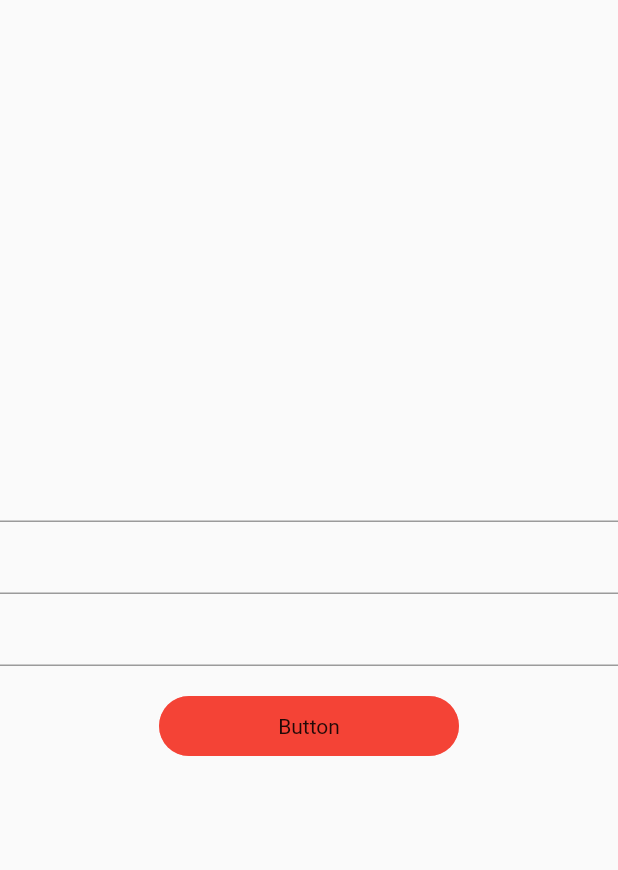
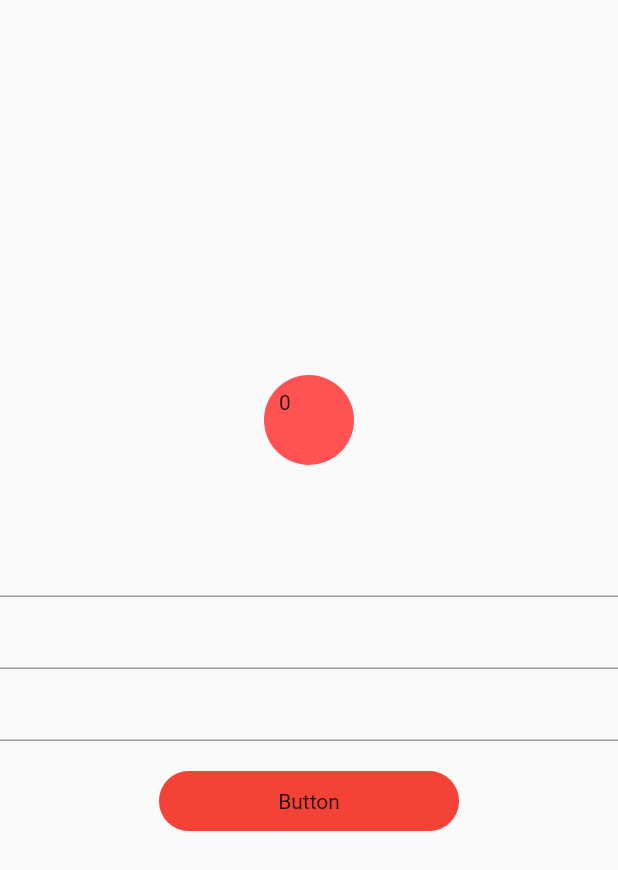
Before and after one commit to danbeyene/push_notification, a Flutter app: the screen it shows after launch, on a phone screen of 412 x 824 dp. Shown: the top 870 px of the screen. Run offline on Flutter 3.47's test engine with Material 2 defaults, Android fonts, the phone set to English and light mode, and no system bars; our stand-ins replace cloud_firestore, firebase_core, firebase_messaging, flutter_local_notifications; accounts and stored records are empty.

Commit message:
add notification badge

```diff
--- a/lib/main_screen.dart
+++ b/lib/main_screen.dart
@@ -6,6 +6,7 @@ import 'package:flutter/material.dart';
 import 'package:flutter_local_notifications/flutter_local_notifications.dart';
 import 'package:http/http.dart' as http;
 import 'package:push_notification/new_screen.dart';
+import 'package:push_notification/notification_badge.dart';
 
 class MainScreen extends StatefulWidget {
   const MainScreen({Key? key}) : super(key: key);
@@ -21,11 +22,13 @@ class _MainScreenState extends State<MainScreen> {
   TextEditingController body = TextEditingController();
   final FlutterLocalNotificationsPlugin flutterLocalNotificationsPlugin =
       FlutterLocalNotificationsPlugin();
+  late int _totalNotification;
   @override
   void initState() {
     requestPermission();
     getToken();
     initInfo();
+    _totalNotification = 0;
     super.initState();
   }
 
@@ -36,6 +39,8 @@ class _MainScreenState extends State<MainScreen> {
         child: Column(
           mainAxisAlignment: MainAxisAlignment.center,
           children: [
+            NotificationBadge(totalNotification: _totalNotification),
+            SizedBox(height: 40,),
             TextFormField(
               controller: username,
             ),
@@ -160,6 +165,9 @@ class _MainScreenState extends State<MainScreen> {
       await flutterLocalNotificationsPlugin.show(0, message.notification?.title,
           message.notification?.body, platformChannelSpecifics,
           payload: message.data['body']);
+      setState(() {
+        _totalNotification++;
+      });
     });
   }
 
--- /dev/null
+++ b/lib/notification_badge.dart
@@ -0,0 +1,18 @@
+import 'package:flutter/material.dart';
+class NotificationBadge extends StatelessWidget {
+  NotificationBadge({Key? key,required this.totalNotification}) : super(key: key);
+  int totalNotification;
+  @override
+  Widget build(BuildContext context) {
+    return Container(
+      height: 60,
+      width: 60,
+      padding: const EdgeInsets.all(10),
+      decoration: const BoxDecoration(
+        color: Colors.redAccent,
+        shape: BoxShape.circle
+      ),
+      child: Text(totalNotification.toString(),),
+    );
+  }
+}
```
